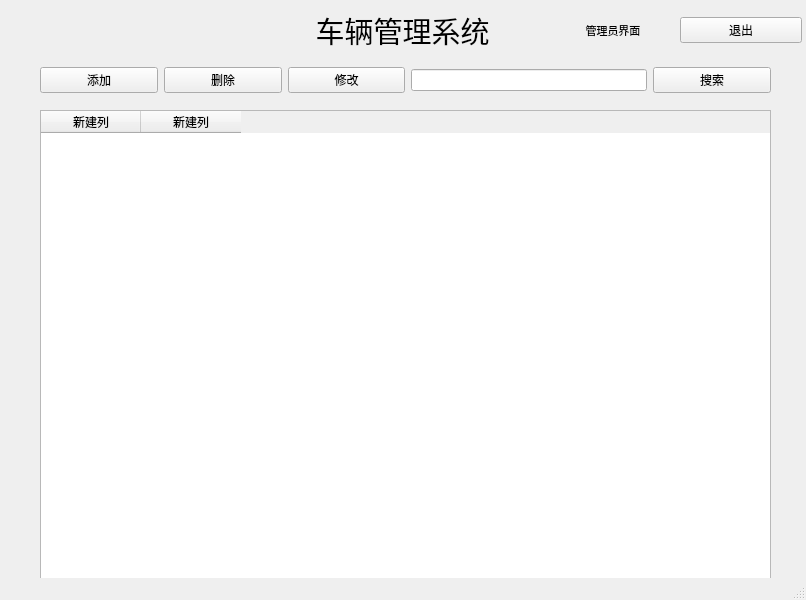
The window that carManage/admin.ui (rzhongqicode/car-manage-system) describes before a commit, drawn with Qt 5.
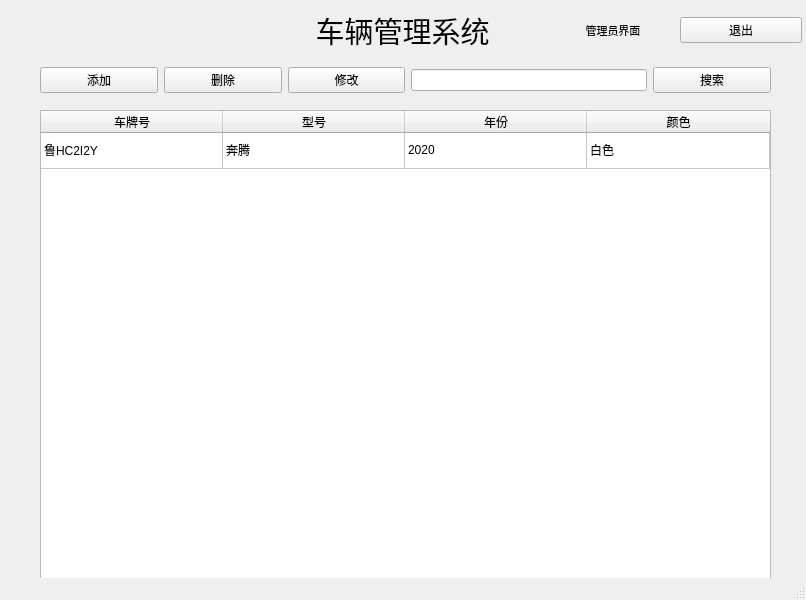
The same window after the commit. Icons and pictures are not drawn.

Commit message: 在carSql中添加了一个静态指针，获取单例。在admin类中添加了一个成员m_ptrSql完成了构造类时该成员的初始化

Patch:
```diff
--- a/carManage/admin.ui
+++ b/carManage/admin.ui
@@ -101,18 +101,80 @@
       <height>471</height>
      </rect>
     </property>
+    <attribute name="horizontalHeaderVisible">
+     <bool>true</bool>
+    </attribute>
+    <attribute name="horizontalHeaderCascadingSectionResizes">
+     <bool>false</bool>
+    </attribute>
+    <attribute name="horizontalHeaderMinimumSectionSize">
+     <number>30</number>
+    </attribute>
+    <attribute name="horizontalHeaderDefaultSectionSize">
+     <number>182</number>
+    </attribute>
+    <attribute name="horizontalHeaderStretchLastSection">
+     <bool>true</bool>
+    </attribute>
+    <attribute name="verticalHeaderVisible">
+     <bool>false</bool>
+    </attribute>
+    <attribute name="verticalHeaderMinimumSectionSize">
+     <number>23</number>
+    </attribute>
+    <attribute name="verticalHeaderDefaultSectionSize">
+     <number>36</number>
+    </attribute>
+    <attribute name="verticalHeaderStretchLastSection">
+     <bool>false</bool>
+    </attribute>
+    <row>
+     <property name="text">
+      <string>新建行</string>
+     </property>
+    </row>
     <column>
      <property name="text">
-      <string>新建列</string>
+      <string>车牌号</string>
      </property>
     </column>
     <column>
      <property name="text">
-      <string>新建列</string>
+      <string>型号</string>
      </property>
     </column>
+    <column>
+     <property name="text">
+      <string>年份</string>
+     </property>
+    </column>
+    <column>
+     <property name="text">
+      <string>颜色</string>
+     </property>
+    </column>
+    <item row="0" column="0">
+     <property name="text">
+      <string>鲁HC2I2Y</string>
+     </property>
+    </item>
+    <item row="0" column="1">
+     <property name="text">
+      <string>奔腾</string>
+     </property>
+    </item>
+    <item row="0" column="2">
+     <property name="text">
+      <string>2020</string>
+     </property>
+    </item>
+    <item row="0" column="3">
+     <property name="text">
+      <string>白色</string>
+     </property>
+    </item>
    </widget>
-   <widget class="QWidget" name="">
+   <widget class="QWidget" name="layoutWidget">
     <property name="geometry">
      <rect>
       <x>40</x>
```
The commit also changes 15 other files.
